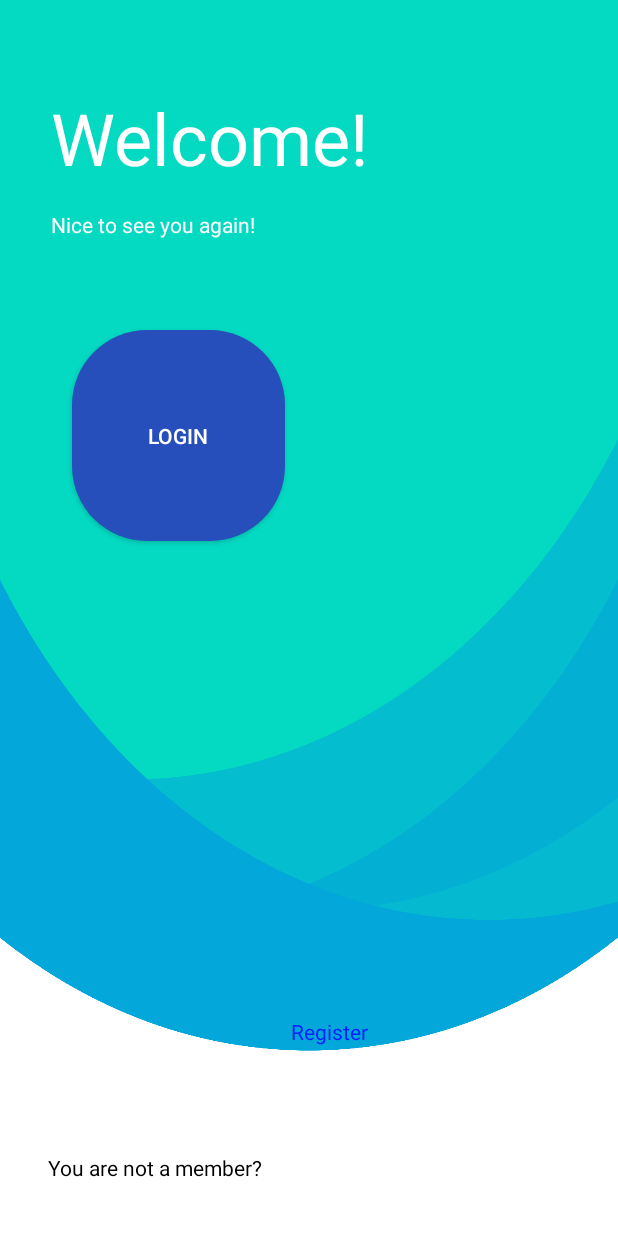
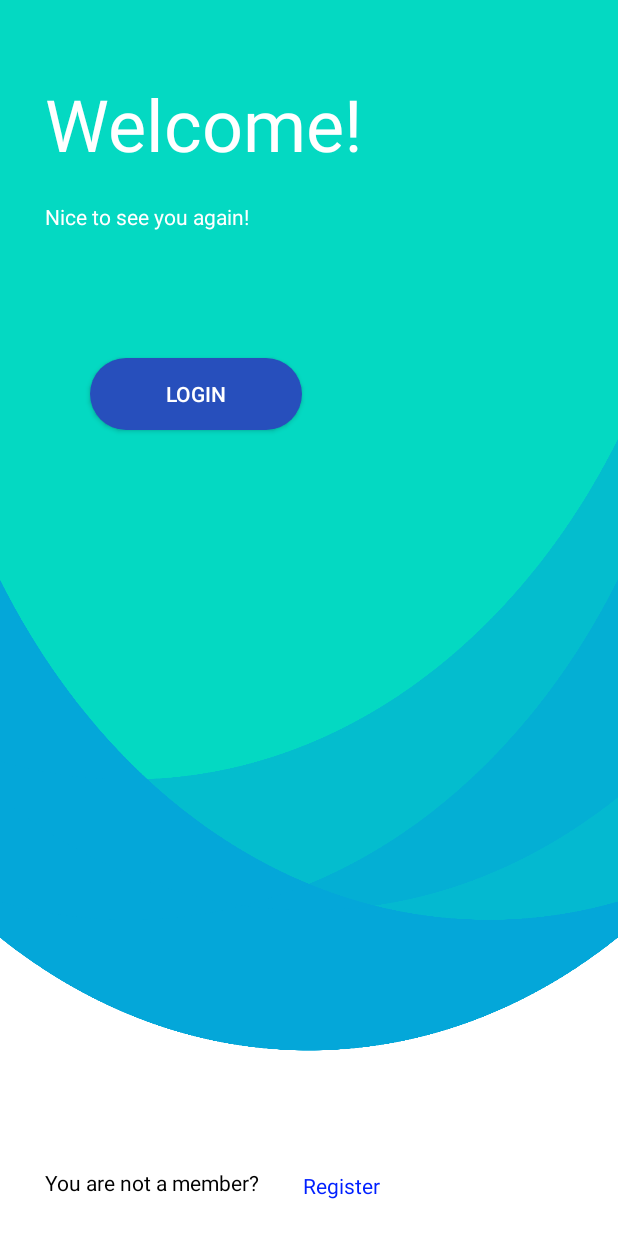
Before and after one commit to IordachescuAnca/Air-Guardians, an Android app: the screen it shows after launch (MainActivity), on a phone screen of 412 x 824 dp. Run offline under Robolectric (Android 15) with nearby library versions, the light colour scheme and no system bars.

Commit message:
solved bugs welcome page

```diff
--- a/app/src/main/java/com/example/airguardians/MainActivity.java
+++ b/app/src/main/java/com/example/airguardians/MainActivity.java
@@ -8,9 +8,7 @@ import androidx.appcompat.app.AppCompatActivity;
 import android.os.Bundle;
 
 public class MainActivity extends AppCompatActivity {
-    EditText email, password, confirmedPassword;
-    Button registerButton;
-    DataBaseService db;
+
     @Override
     protected void onCreate(Bundle savedInstanceState) {
         super.onCreate(savedInstanceState);
--- a/app/src/main/res/layout/activity_main.xml
+++ b/app/src/main/res/layout/activity_main.xml
@@ -1,5 +1,5 @@
 <?xml version="1.0" encoding="utf-8"?>
-<RelativeLayout
+<androidx.constraintlayout.widget.ConstraintLayout
         xmlns:android="http://schemas.android.com/apk/res/android"
         xmlns:tools="http://schemas.android.com/tools"
         xmlns:app="http://schemas.android.com/apk/res-auto"
@@ -12,21 +12,22 @@
             android:id="@+id/not_member"
             android:text="@string/you_are_not_a_member"
             android:textColor="@color/black"
-            android:layout_width="163dp"
-            android:layout_height="35dp"
-            android:layout_alignParentBottom="true" android:layout_marginBottom="20dp"
-            android:layout_marginRight="216dp" android:layout_marginEnd="216dp"
-            android:layout_marginLeft="32dp" android:layout_marginStart="32dp" />
+            android:layout_width="156dp"
+            android:layout_height="25dp"
+            android:layout_alignParentBottom="true"
+            app:layout_constraintStart_toStartOf="parent"
+            android:layout_marginLeft="30dp" android:layout_marginStart="30dp" android:layout_marginBottom="20dp"
+            app:layout_constraintBottom_toBottomOf="parent"/>
     <TextView
             android:text="@string/register"
             android:textColor="@color/register"
             android:layout_width="wrap_content"
             android:layout_height="wrap_content"
             android:id="@+id/register" android:layout_alignParentBottom="true"
-            android:layout_marginRight="158dp" android:layout_marginEnd="158dp"
-            android:layout_marginLeft="194dp" android:layout_marginStart="194dp"
-            android:layout_marginTop="678dp"
-            android:layout_alignParentTop="true"/>
+            android:layout_alignParentTop="true"
+            android:layout_marginBottom="24dp"
+            app:layout_constraintBottom_toBottomOf="parent" app:layout_constraintStart_toEndOf="@+id/not_member"
+            android:layout_marginLeft="16dp" android:layout_marginStart="16dp"/>
     <TextView
             android:text="@string/welcome"
             android:textSize="@android:dimen/app_icon_size"
@@ -34,21 +35,27 @@
             android:layout_width="246dp"
             android:layout_height="wrap_content"
             android:id="@+id/welcome_text" android:layout_alignParentEnd="true"
-            android:layout_alignParentRight="true" android:layout_marginRight="131dp" android:layout_marginEnd="131dp"
-            android:layout_alignParentBottom="true" android:layout_marginBottom="610dp"
-            android:layout_alignParentStart="true" android:layout_marginLeft="34dp" android:layout_marginStart="34dp"
-            android:layout_alignParentLeft="true" android:layout_marginTop="59dp" android:layout_alignParentTop="true"/>
+            android:layout_alignParentRight="true"
+            android:layout_alignParentBottom="true"
+            android:layout_alignParentStart="true"
+            android:layout_alignParentLeft="true" android:layout_alignParentTop="true"
+            app:layout_constraintStart_toStartOf="parent"
+            android:layout_marginLeft="30dp" android:layout_marginStart="30dp" android:layout_marginTop="50dp"
+            app:layout_constraintTop_toTopOf="parent"/>
     <TextView
             android:text="@string/nice_to_see_you_again"
             android:textColor="@color/white"
             android:layout_width="wrap_content"
             android:layout_height="36dp"
             android:id="@+id/nice" android:layout_alignParentBottom="true"
-            android:layout_marginBottom="554dp" android:layout_alignParentEnd="true"
-            android:layout_alignParentRight="true" android:layout_marginRight="106dp" android:layout_marginEnd="106dp"
-            android:layout_alignParentStart="true" android:layout_marginLeft="34dp" android:layout_marginStart="34dp"
-            android:layout_alignParentLeft="true" android:layout_marginTop="140dp"
-            android:layout_alignParentTop="true"/>
+            android:layout_alignParentEnd="true"
+            android:layout_alignParentRight="true"
+            android:layout_alignParentStart="true"
+            android:layout_alignParentLeft="true"
+            android:layout_alignParentTop="true"
+            app:layout_constraintStart_toStartOf="parent" android:layout_marginLeft="30dp"
+            android:layout_marginStart="30dp" android:layout_marginTop="20dp"
+            app:layout_constraintTop_toBottomOf="@+id/welcome_text"/>
     <Button
             android:text="@string/login"
             android:textColor="@color/white"
@@ -56,10 +63,13 @@
             android:layout_width="141dp"
             android:layout_height="wrap_content"
             android:id="@+id/button_login" android:layout_alignParentBottom="true"
-            android:layout_marginBottom="463dp" android:layout_alignParentEnd="true"
-            android:layout_alignParentRight="true" android:layout_marginRight="222dp" android:layout_marginEnd="222dp"
-            android:layout_alignParentStart="true" android:layout_marginLeft="48dp" android:layout_marginStart="48dp"
-            android:layout_alignParentLeft="true" android:layout_marginTop="220dp"
-            android:layout_alignParentTop="true"/>
+            android:layout_alignParentEnd="true"
+            android:layout_alignParentRight="true"
+            android:layout_alignParentStart="true"
+            android:layout_alignParentLeft="true"
+            android:layout_alignParentTop="true"
+            app:layout_constraintStart_toStartOf="parent" android:layout_marginLeft="60dp"
+            android:layout_marginStart="60dp" android:layout_marginTop="68dp"
+            app:layout_constraintTop_toBottomOf="@+id/nice"/>
 
-</RelativeLayout>
+</androidx.constraintlayout.widget.ConstraintLayout>
```
